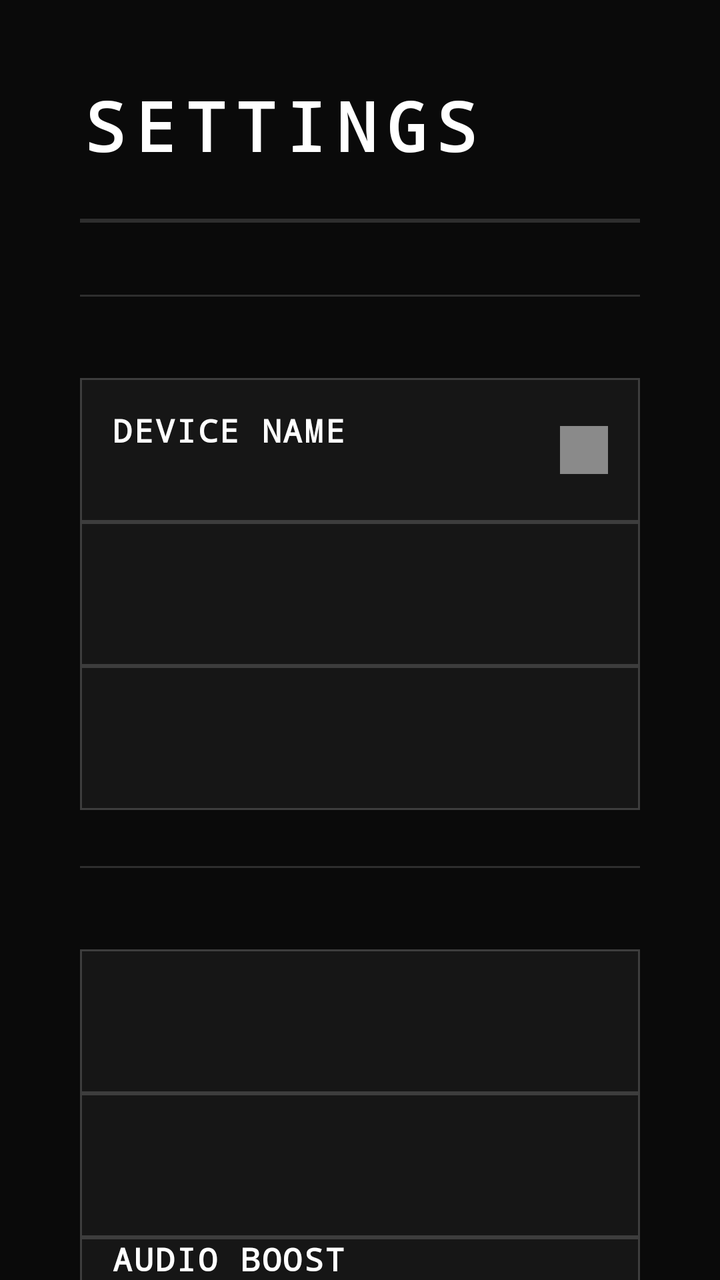
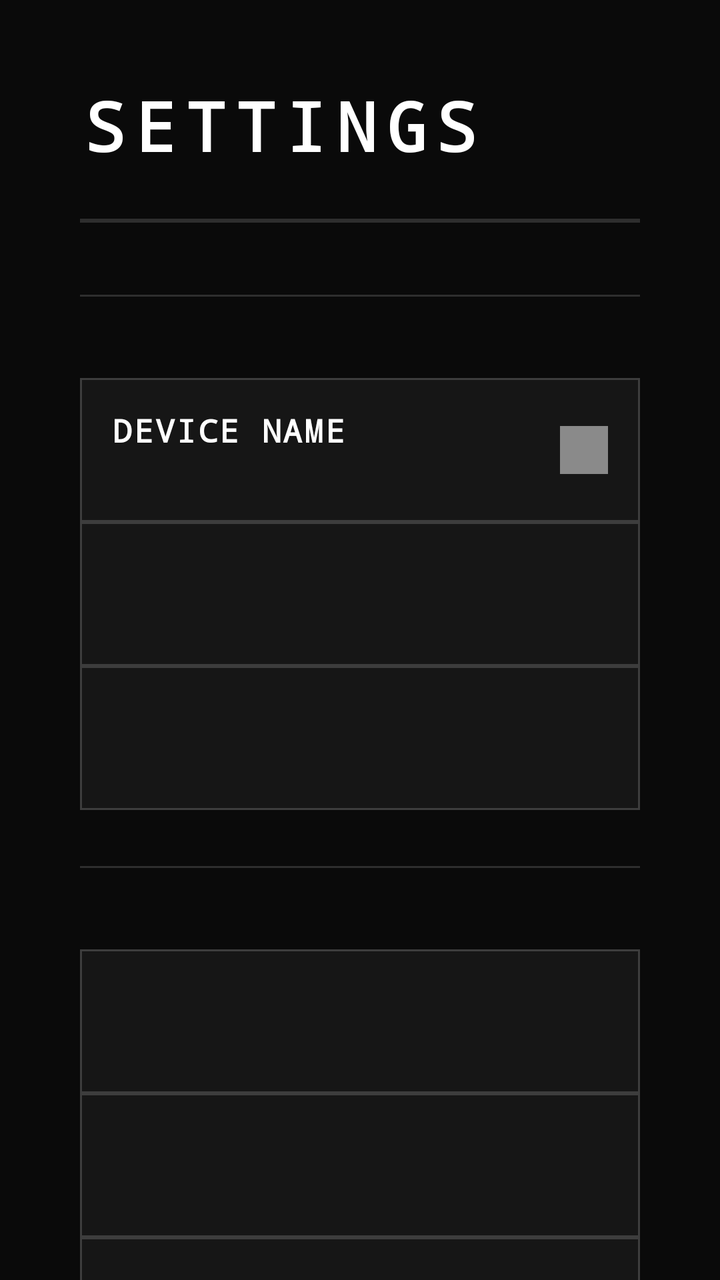

An Android layout rendered at two revisions. The XML below is the earlier revision; the diff shows what the commit changed to produce the second picture.
<!-- AndroidManifest.xml: application theme Theme.Ferry -->
<!-- res/layout/fragment_settings.xml -->
<?xml version="1.0" encoding="utf-8"?>
<ScrollView
    xmlns:android="http://schemas.android.com/apk/res/android"
    android:layout_width="match_parent"
    android:layout_height="match_parent"
    android:background="@color/background_dark"
    android:fillViewport="true">

    <LinearLayout
        android:layout_width="match_parent"
        android:layout_height="wrap_content"
        android:orientation="vertical"
        android:paddingStart="40dp"
        android:paddingEnd="40dp"
        android:paddingTop="40dp"
        android:paddingBottom="40dp">

        
        <TextView
            style="@style/Ferry.Text.Display"
            android:layout_width="wrap_content"
            android:layout_height="wrap_content"
            android:text="@string/nav_settings" />

        <View
            android:layout_width="match_parent"
            android:layout_height="2dp"
            android:layout_marginTop="24dp"
            android:layout_marginBottom="8dp"
            android:background="@color/divider" />

        
        <include layout="@layout/settings_section_header"
            android:id="@+id/header_general" />

        
        <LinearLayout
            android:id="@+id/row_display_name"
            android:layout_width="match_parent"
            android:layout_height="72dp"
            android:orientation="horizontal"
            android:gravity="center_vertical"
            android:paddingHorizontal="16dp"
            android:background="@drawable/focus_ring_selector"
            android:focusable="true">

            <LinearLayout
                android:layout_width="0dp"
                android:layout_height="wrap_content"
                android:layout_weight="1"
                android:orientation="vertical">

                <TextView
                    style="@style/Ferry.Text.Heading"
                    android:layout_width="wrap_content"
                    android:layout_height="wrap_content"
                    android:text="@string/setting_display_name"
                    android:textSize="16sp"
                    android:textColor="@color/cell_text_primary"
                    android:duplicateParentState="true" />

                <TextView
                    android:id="@+id/text_display_name_value"
                    style="@style/Ferry.Text.Caption"
                    android:layout_width="wrap_content"
                    android:layout_height="wrap_content"
                    android:layout_marginTop="2dp"
                    android:textColor="@color/cell_text_tertiary"
                    android:duplicateParentState="true" />
            </LinearLayout>

            <ImageView
                android:layout_width="24dp"
                android:layout_height="24dp"
                android:src="@drawable/ic_chevron_right"
                android:duplicateParentState="true"
                android:importantForAccessibility="no" />
        </LinearLayout>

        <include layout="@layout/settings_toggle_row"
            android:id="@+id/row_advertise_in_background"
            android:layout_width="match_parent"
            android:layout_height="72dp" />

        <include layout="@layout/settings_toggle_row"
            android:id="@+id/row_start_on_boot"
            android:layout_width="match_parent"
            android:layout_height="72dp" />

        
        <include layout="@layout/settings_section_header"
            android:id="@+id/header_picture_sound" />

        
        <include layout="@layout/settings_toggle_row"
            android:id="@+id/row_smart_fill"
            android:layout_width="match_parent"
            android:layout_height="72dp" />

        <include layout="@layout/settings_toggle_row"
            android:id="@+id/row_mirror_audio"
            android:layout_width="match_parent"
            android:layout_height="72dp" />

        
        <LinearLayout
            android:id="@+id/row_audio_boost"
            android:layout_width="match_parent"
            android:layout_height="72dp"
            android:orientation="horizontal"
            android:gravity="center_vertical"
            android:paddingHorizontal="16dp"
            android:background="@drawable/focus_ring_selector"
            android:focusable="true">

            <LinearLayout
                android:layout_width="0dp"
                android:layout_height="wrap_content"
                android:layout_weight="1"
                android:orientation="vertical">

                <TextView
                    style="@style/Ferry.Text.Heading"
                    android:layout_width="wrap_content"
                    android:layout_height="wrap_content"
                    android:text="@string/setting_audio_boost"
                    android:textSize="16sp"
                    android:textColor="@color/cell_text_primary"
                    android:duplicateParentState="true" />

                <TextView
                    style="@style/Ferry.Text.Caption"
                    android:layout_width="wrap_content"
                    android:layout_height="wrap_content"
                    android:layout_marginTop="2dp"
                    android:text="@string/setting_audio_boost_subtitle"
                    android:textColor="@color/cell_text_tertiary"
                    android:duplicateParentState="true" />
            </LinearLayout>

            <TextView
                android:id="@+id/text_audio_boost_value"
                style="@style/Ferry.Text.Caption"
                android:layout_width="wrap_content"
                android:layout_height="wrap_content"
                android:layout_marginEnd="8dp"
                android:textColor="@color/cell_text_secondary"
                android:duplicateParentState="true" />

            <ImageView
                android:layout_width="24dp"
                android:layout_height="24dp"
                android:src="@drawable/ic_chevron_right"
                android:duplicateParentState="true"
                android:importantForAccessibility="no" />
        </LinearLayout>

        
        <include layout="@layout/settings_toggle_row"
            android:id="@+id/row_force_screen_mirroring"
            android:layout_width="match_parent"
            android:layout_height="72dp" />

        
        <include layout="@layout/settings_section_header"
            android:id="@+id/header_weak_wifi" />

        
        <include layout="@layout/settings_toggle_row"
            android:id="@+id/row_smooth_playback"
            android:layout_width="match_parent"
            android:layout_height="72dp" />

        
        <include layout="@layout/settings_toggle_row"
            android:id="@+id/row_light_stream"
            android:layout_width="match_parent"
            android:layout_height="72dp" />

        
        <include layout="@layout/settings_toggle_row"
            android:id="@+id/row_force_low_res"
            android:layout_width="match_parent"
            android:layout_height="72dp" />

        
        <include layout="@layout/settings_toggle_row"
            android:id="@+id/row_weak_signal_badge"
            android:layout_width="match_parent"
            android:layout_height="72dp" />

        
        <include layout="@layout/settings_toggle_row"
            android:id="@+id/row_wifi_check"
            android:layout_width="match_parent"
            android:layout_height="72dp" />

        
        <include layout="@layout/settings_section_header"
            android:id="@+id/header_connections" />

        <include layout="@layout/settings_toggle_row"
            android:id="@+id/row_airplay"
            android:layout_width="match_parent"
            android:layout_height="72dp" />

        <include layout="@layout/settings_toggle_row"
            android:id="@+id/row_miracast"
            android:layout_width="match_parent"
            android:layout_height="72dp" />

        <include layout="@layout/settings_toggle_row"
            android:id="@+id/row_cast"
            android:layout_width="match_parent"
            android:layout_height="72dp" />

        <include layout="@layout/settings_toggle_row"
            android:id="@+id/row_pin_auth"
            android:layout_width="match_parent"
            android:layout_height="72dp" />

        
        <include layout="@layout/settings_section_header"
            android:id="@+id/header_troubleshooting" />

        
        <include layout="@layout/settings_toggle_row"
            android:id="@+id/row_diagnostics"
            android:layout_width="match_parent"
            android:layout_height="72dp" />

        <include layout="@layout/settings_toggle_row"
            android:id="@+id/row_debug_overlay"
            android:layout_width="match_parent"
            android:layout_height="72dp" />

        
        <include layout="@layout/settings_section_header"
            android:id="@+id/header_about" />

        <LinearLayout
            android:id="@+id/row_version"
            android:layout_width="match_parent"
            android:layout_height="72dp"
            android:orientation="horizontal"
            android:gravity="center_vertical"
            android:paddingStart="16dp"
            android:paddingEnd="16dp"
            android:background="@drawable/bg_readout"
            android:focusable="false">

            <TextView
                style="@style/Ferry.Text.Heading"
                android:layout_width="0dp"
                android:layout_height="wrap_content"
                android:layout_weight="1"
                android:text="@string/setting_version"
                android:textSize="16sp" />

            <TextView
                android:id="@+id/text_version_value"
                style="@style/Ferry.Text.Body"
                android:layout_width="wrap_content"
                android:layout_height="wrap_content"
                android:textSize="15sp" />
        </LinearLayout>

        <LinearLayout
            android:id="@+id/row_reset"
            android:layout_width="match_parent"
            android:layout_height="72dp"
            android:orientation="horizontal"
            android:gravity="center_vertical"
            android:layout_marginTop="8dp"
            android:paddingStart="16dp"
            android:paddingEnd="16dp"
            android:background="@drawable/bg_destructive_selector"
            android:focusable="true">

            <TextView
                style="@style/Ferry.Text.Heading"
                android:layout_width="match_parent"
                android:layout_height="wrap_content"
                android:text="@string/setting_reset_defaults"
                android:textSize="16sp"
                android:textColor="@color/cell_text_destructive"
                android:duplicateParentState="true" />
        </LinearLayout>

    </LinearLayout>
</ScrollView>
<!-- res/layout/settings_section_header.xml (included above) -->
<?xml version="1.0" encoding="utf-8"?>
<TextView
    xmlns:android="http://schemas.android.com/apk/res/android"
    style="@style/Ferry.Text.Section"
    android:layout_width="match_parent"
    android:layout_height="wrap_content"
    android:layout_marginTop="28dp"
    android:layout_marginBottom="10dp"
    android:paddingStart="16dp"
    android:paddingEnd="16dp"
    android:paddingTop="14dp"
    android:background="@drawable/bg_section_rule" />
<!-- res/layout/settings_toggle_row.xml (included above) -->
<?xml version="1.0" encoding="utf-8"?>
<LinearLayout
    xmlns:android="http://schemas.android.com/apk/res/android"
    android:layout_width="match_parent"
    android:layout_height="72dp"
    android:orientation="horizontal"
    android:gravity="center_vertical"
    android:paddingStart="16dp"
    android:paddingEnd="16dp"
    android:background="@drawable/focus_ring_selector"
    android:focusable="true">

    <LinearLayout
        android:layout_width="0dp"
        android:layout_height="wrap_content"
        android:layout_weight="1"
        android:orientation="vertical">

        <TextView
            android:id="@+id/text_setting_label"
            style="@style/Ferry.Text.Heading"
            android:layout_width="wrap_content"
            android:layout_height="wrap_content"
            android:textSize="16sp"
            android:textColor="@color/cell_text_primary"
            android:duplicateParentState="true" />

        <TextView
            android:id="@+id/text_setting_subtitle"
            style="@style/Ferry.Text.Caption"
            android:layout_width="wrap_content"
            android:layout_height="wrap_content"
            android:layout_marginTop="2dp"
            android:visibility="gone"
            android:textColor="@color/cell_text_tertiary"
            android:duplicateParentState="true" />

    </LinearLayout>

    <TextView
        android:id="@+id/text_setting_value"
        style="@style/Ferry.Text.Heading"
        android:layout_width="wrap_content"
        android:layout_height="wrap_content"
        android:textSize="15sp"
        android:textColor="@color/cell_text_primary"
        android:duplicateParentState="true" />

    <androidx.appcompat.widget.SwitchCompat
        android:id="@+id/switch_setting"
        android:layout_width="wrap_content"
        android:layout_height="wrap_content"
        android:visibility="gone"
        android:focusable="false"
        android:clickable="false" />

</LinearLayout>
<!-- resources referenced by this layout -->
<resources>
  <color name="background_dark">#FF0A0A0A</color>
  <color name="divider">#FF2E2E2E</color>
  <!-- drawable bg_readout (drawable) -->
  <?xml version="1.0" encoding="utf-8"?>
  <shape xmlns:android="http://schemas.android.com/apk/res/android"
      android:shape="rectangle">
      <solid android:color="@color/background_dark" />
      <stroke android:width="1dp" android:color="@color/divider" />
  </shape>
  <!-- drawable bg_section_rule (drawable) -->
  <?xml version="1.0" encoding="utf-8"?>
  <layer-list xmlns:android="http://schemas.android.com/apk/res/android">
      <item>
          <shape android:shape="rectangle">
              <solid android:color="@color/divider" />
          </shape>
      </item>
      <item android:top="1dp">
          <shape android:shape="rectangle">
              <solid android:color="@color/background_dark" />
          </shape>
      </item>
  </layer-list>
  <!-- drawable ic_chevron_right (drawable) -->
  <?xml version="1.0" encoding="utf-8"?>
  <shape xmlns:android="http://schemas.android.com/apk/res/android"
      android:shape="rectangle">
      <size android:width="24dp" android:height="24dp" />
      <solid android:color="@color/text_secondary" />
  </shape>
  <string name="nav_settings">Settings</string>
  <string name="setting_audio_boost">Audio boost</string>
  <string name="setting_audio_boost_subtitle">Make quiet sources louder. Off = play at the original level</string>
  <string name="setting_display_name">Device Name</string>
  <string name="setting_reset_defaults">Reset to defaults</string>
  <string name="setting_version">Version</string>
  <style name="Ferry.Text.Body" parent="Ferry.TextView">
          <item name="android:textSize">15sp</item>
          <item name="android:textColor">@color/text_secondary</item>
      </style>
  <style name="Ferry.Text.Caption" parent="Ferry.TextView">
          <item name="android:textSize">13sp</item>
          <item name="android:textColor">@color/text_tertiary</item>
      </style>
  <style name="Ferry.Text.Display" parent="Ferry.TextView">
          <item name="android:textSize">34sp</item>
          <item name="android:textStyle">bold</item>
          <item name="android:letterSpacing">0.14</item>
          <item name="android:textAllCaps">true</item>
      </style>
  <style name="Ferry.Text.Heading" parent="Ferry.TextView">
          <item name="android:textSize">19sp</item>
          <item name="android:textStyle">bold</item>
          <item name="android:letterSpacing">0.06</item>
          <item name="android:textAllCaps">true</item>
      </style>
  <style name="Ferry.Text.Section" parent="Ferry.TextView">
          <item name="android:textSize">13sp</item>
          <item name="android:textColor">@color/accent_blue</item>
          <item name="android:letterSpacing">0.22</item>
          <item name="android:textAllCaps">true</item>
      </style>
  <color name="status_stopped">#FFFF4D2E</color>
  <color name="accent_blue">#FF00E5A0</color>
  <color name="accent_blue_pressed">#FF00B27C</color>
  <color name="background_surface">#FF161616</color>
  <color name="border_idle">#FF3D3D3D</color>
  <color name="text_secondary">#FF8A8A8A</color>
  <style name="Ferry.TextView" parent="android:Widget.TextView">
          <item name="android:fontFamily">monospace</item>
          <item name="android:textColor">@color/text_primary</item>
      </style>
  <color name="text_tertiary">#FF5A5A5A</color>
  <color name="text_primary">#FFFFFFFF</color>
  <style name="Ferry.Button" parent="Widget.AppCompat.Button">
          <item name="android:fontFamily">monospace</item>
          <item name="android:textAllCaps">true</item>
          <item name="android:letterSpacing">0.08</item>
          <item name="android:stateListAnimator">@null</item>
      </style>
</resources>

<!-- the commit's change to res/layout/fragment_settings.xml (unified diff, before → after) -->
@@ -94,6 +94,12 @@
         
         <include layout="@layout/settings_toggle_row"
             android:id="@+id/row_smart_fill"
+            android:layout_width="match_parent"
+            android:layout_height="72dp" />
+
+        
+        <include layout="@layout/settings_toggle_row"
+            android:id="@+id/row_paused_screen"
             android:layout_width="match_parent"
             android:layout_height="72dp" />
 
